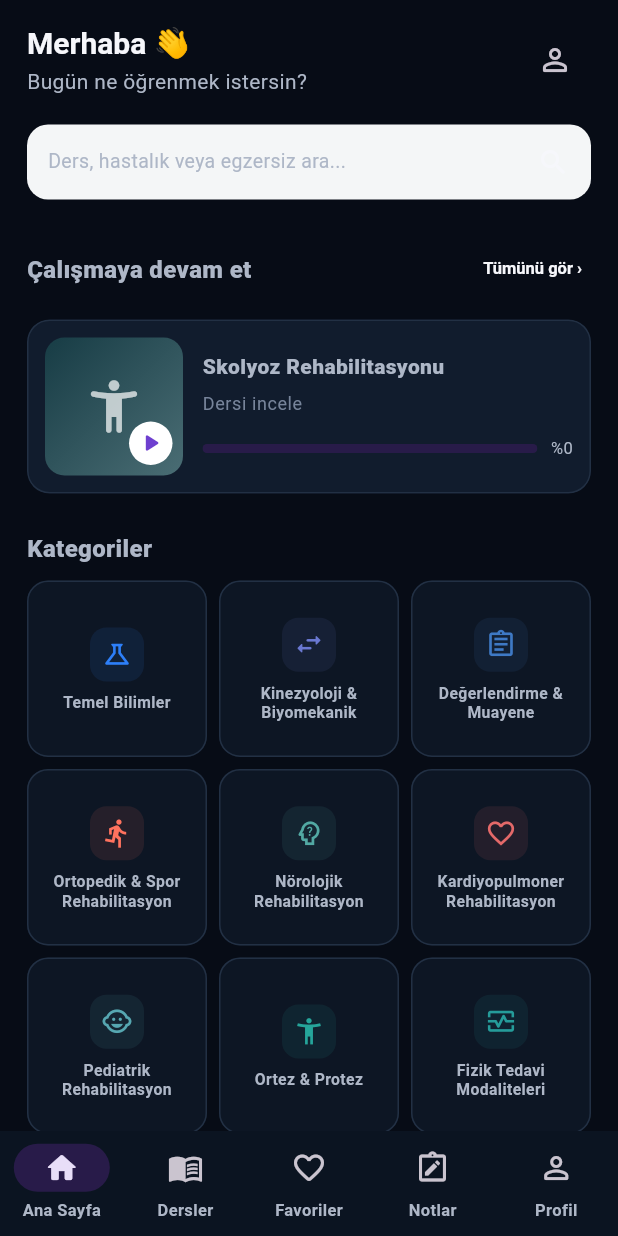
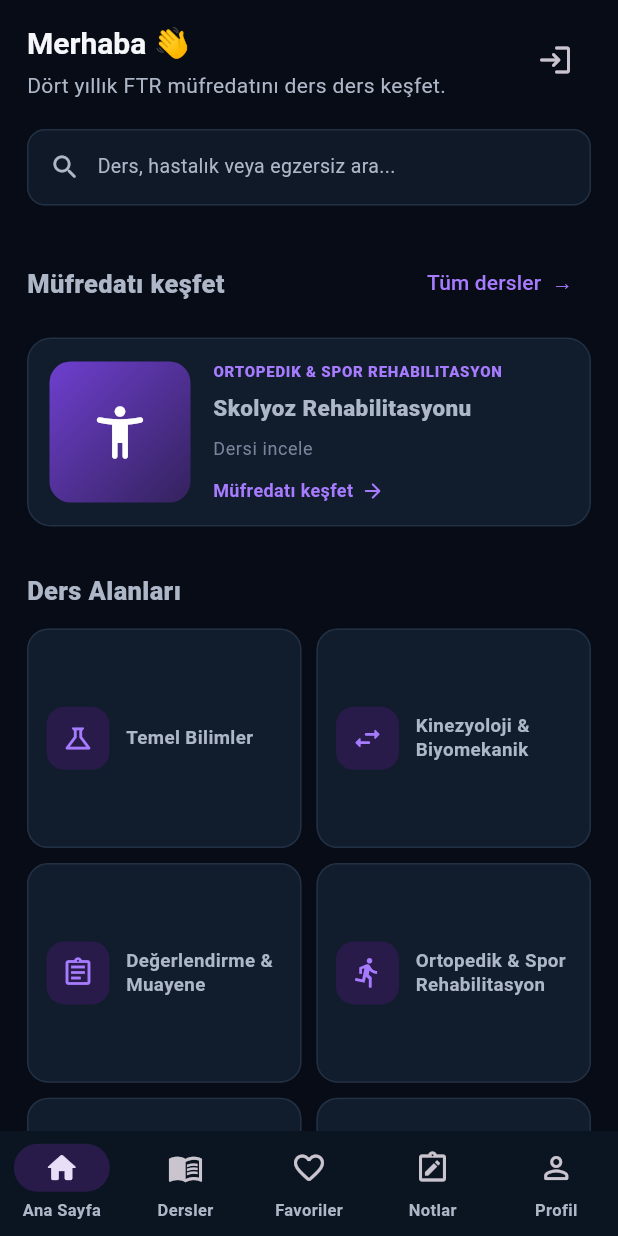
Before and after one commit to fztonurcan-cloud/FTR-Rebuild, a Flutter app: the screen it shows after launch, on a phone screen of 412 x 824 dp. Run offline on Flutter 3.47's test engine with Material 3 defaults, Android fonts, the phone set to English and light mode, and no system bars; our stand-ins replace flutter_html, flutter_riverpod, go_router, in_app_purchase, supabase_flutter; accounts and stored records are empty.

Commit message:
Align home dashboard with premium FTR Akademi reference

```diff
--- a/phase_04/ftr_app/lib/features/home/presentation/home_screen.dart
+++ b/phase_04/ftr_app/lib/features/home/presentation/home_screen.dart
@@ -2,6 +2,7 @@ import 'package:flutter/material.dart';
 import 'package:flutter_riverpod/flutter_riverpod.dart';
 import 'package:go_router/go_router.dart';
 
+import '../../../core/navigation/content_route.dart';
 import '../../../core/theme/app_colors.dart';
 import '../../../core/widgets/category_visuals.dart';
 import '../../../data/providers.dart';
@@ -16,53 +17,78 @@ class HomeScreen extends ConsumerWidget {
     final categories = ref.watch(categoriesProvider);
     final featured = ref.watch(featuredContentsProvider);
     final user = ref.watch(authUserProvider).value;
+    final isDesktop = MediaQuery.sizeOf(context).width >= 1040;
 
     return SafeArea(
       child: ListView(
-        padding: const EdgeInsets.fromLTRB(18, 16, 18, 28),
+        padding: EdgeInsets.fromLTRB(
+          isDesktop ? 36 : 18,
+          isDesktop ? 34 : 16,
+          isDesktop ? 36 : 18,
+          32,
+        ),
+        children: [
+          Center(
+            child: ConstrainedBox(
+              constraints: const BoxConstraints(maxWidth: 1240),
+              child: Column(
+                crossAxisAlignment: CrossAxisAlignment.stretch,
                 children: [
                   _GreetingHeader(
                     signedIn: user != null,
-            onBell: () => context.go('/profile'),
+                    isDesktop: isDesktop,
+                    onProfile: () => context.go('/profile'),
                   ),
+                  if (!isDesktop) ...[
                     const SizedBox(height: 18),
                     _SearchBar(onTap: () => context.go('/search')),
-          const SizedBox(height: 22),
+                  ],
+                  const SizedBox(height: 28),
                   _SectionTitle(
-            title: 'Çalışmaya devam et',
+                    title: user != null ? 'Çalışmaya devam et' : 'Müfredatı keşfet',
+                    action: 'Tüm dersler',
+                    onAction: () => context.go('/courses'),
+                  ),
+                  const SizedBox(height: 12),
+                  featured.when(
+                    data: (items) => items.isEmpty
+                        ? const _EmptyCard(text: 'Henüz gösterilecek bir ders yok.')
+                        : _ContinueCard(item: items.first, signedIn: user != null),
+                    loading: () => const _LoadingCard(height: 132),
+                    error: (_, __) =>
+                        const _EmptyCard(text: 'Dersler şu anda yüklenemedi.'),
+                  ),
+                  const SizedBox(height: 30),
+                  const _SectionTitle(title: 'Ders Alanları'),
+                  const SizedBox(height: 12),
+                  categories.when(
+                    data: (items) =>
+                        _CategoryGrid(items: items.take(12).toList(growable: false)),
+                    loading: () => const _LoadingCard(height: 280),
+                    error: (_, __) => const _EmptyCard(
+                      text: 'Ders alanları şu anda yüklenemedi.',
+                    ),
+                  ),
+                  const SizedBox(height: 30),
+                  _SectionTitle(
+                    title: 'Öne çıkan konular',
                     action: 'Tümünü gör',
                     onAction: () => context.go('/courses'),
                   ),
-          const SizedBox(height: 10),
-          featured.when(
-            data: (items) => items.isEmpty
-                ? const _EmptyCard(text: 'Henüz devam edilecek bir ders yok.')
-                : _ContinueCard(item: items.first, signedIn: user != null),
-            loading: () => const _LoadingCard(height: 126),
-            error: (_, __) => const _EmptyCard(text: 'Dersler şu anda yüklenemedi.'),
-          ),
-          const SizedBox(height: 24),
-          const _SectionTitle(title: 'Kategoriler'),
-          const SizedBox(height: 10),
-          categories.when(
-            data: (items) => _CategoryGrid(items: items.take(9).toList(growable: false)),
-            loading: () => const _LoadingCard(height: 280),
-            error: (_, __) => const _EmptyCard(text: 'Kategoriler şu anda yüklenemedi.'),
-          ),
-          const SizedBox(height: 24),
-          _SectionTitle(
-            title: 'Popüler Konular',
-            action: 'Tümünü gör',
-            onAction: () => context.go('/courses'),
-          ),
-          const SizedBox(height: 10),
+                  const SizedBox(height: 12),
                   featured.when(
                     data: (items) => _PopularTopics(items: items),
-            loading: () => const _LoadingCard(height: 130),
-            error: (_, __) => const _EmptyCard(text: 'Popüler içerikler yüklenemedi.'),
+                    loading: () => const _LoadingCard(height: 154),
+                    error: (_, __) => const _EmptyCard(
+                      text: 'Öne çıkan içerikler yüklenemedi.',
                     ),
-          const SizedBox(height: 20),
+                  ),
+                  const SizedBox(height: 26),
                   _PremiumStrip(onTap: () => context.push('/premium')),
+                ],
+              ),
+            ),
+          ),
         ],
       ),
     );
@@ -70,9 +96,15 @@ class HomeScreen extends ConsumerWidget {
 }
 
 class _GreetingHeader extends StatelessWidget {
-  const _GreetingHeader({required this.signedIn, required this.onBell});
+  const _GreetingHeader({
+    required this.signedIn,
+    required this.isDesktop,
+    required this.onProfile,
+  });
+
   final bool signedIn;
-  final VoidCallback onBell;
+  final bool isDesktop;
+  final VoidCallback onProfile;
 
   @override
   Widget build(BuildContext context) => Row(
@@ -82,19 +114,29 @@ class _GreetingHeader extends StatelessWidget {
             child: Column(
               crossAxisAlignment: CrossAxisAlignment.start,
               children: [
-                Text('Merhaba 👋', style: Theme.of(context).textTheme.titleLarge),
-                const SizedBox(height: 2),
                 Text(
-                  signedIn ? 'Kaldığın yerden devam edelim.' : 'Bugün ne öğrenmek istersin?',
+                  isDesktop ? 'FTR Akademi' : 'Merhaba 👋',
+                  style: isDesktop
+                      ? Theme.of(context).textTheme.headlineLarge
+                      : Theme.of(context).textTheme.titleLarge,
+                ),
+                const SizedBox(height: 5),
+                Text(
+                  signedIn
+                      ? 'Dört yıllık FTR öğrenme yolunda kaldığın yerden devam et.'
+                      : 'Dört yıllık FTR müfredatını ders ders keşfet.',
                   style: Theme.of(context).textTheme.bodyMedium,
                 ),
               ],
             ),
           ),
+          if (!isDesktop)
             IconButton(
-            tooltip: signedIn ? 'Hesap ve bildirimler' : 'Giriş yap',
-            onPressed: onBell,
-            icon: Icon(signedIn ? Icons.notifications_none_rounded : Icons.person_outline_rounded),
+              tooltip: signedIn ? 'Profil' : 'Giriş yap',
+              onPressed: onProfile,
+              icon: Icon(
+                signedIn ? Icons.person_outline_rounded : Icons.login_rounded,
+              ),
             ),
         ],
       );
@@ -106,22 +148,34 @@ class _SearchBar extends StatelessWidget {
 
   @override
   Widget build(BuildContext context) => Material(
-        color: const Color(0xFFF4F6F7),
-        borderRadius: BorderRadius.circular(14),
+        color: AppColors.surfaceSoft,
+        borderRadius: BorderRadius.circular(12),
         child: InkWell(
-          borderRadius: BorderRadius.circular(14),
+          borderRadius: BorderRadius.circular(12),
           onTap: onTap,
-          child: const Padding(
-            padding: EdgeInsets.symmetric(horizontal: 14, vertical: 14),
-            child: Row(
+          child: Container(
+            padding: const EdgeInsets.symmetric(horizontal: 14, vertical: 14),
+            decoration: BoxDecoration(
+              borderRadius: BorderRadius.circular(12),
+              border: Border.all(color: AppColors.border),
+            ),
+            child: const Row(
               children: [
+                Icon(
+                  Icons.search_rounded,
+                  size: 21,
+                  color: AppColors.textSecondary,
+                ),
+                SizedBox(width: 11),
                 Expanded(
                   child: Text(
                     'Ders, hastalık veya egzersiz ara...',
-                    style: TextStyle(color: AppColors.textSecondary, fontSize: 13),
+                    style: TextStyle(
+                      color: AppColors.textSecondary,
+                      fontSize: 13,
                     ),
                   ),
-                Icon(Icons.search_rounded, size: 22, color: AppColors.textPrimary),
+                ),
               ],
             ),
           ),
@@ -141,18 +195,13 @@ class _SectionTitle extends StatelessWidget {
           Expanded(
             child: Text(
               title,
-              style: const TextStyle(fontSize: 16, fontWeight: FontWeight.w800),
+              style: const TextStyle(fontSize: 17, fontWeight: FontWeight.w800),
             ),
           ),
           if (action != null)
             TextButton(
               onPressed: onAction,
-              style: TextButton.styleFrom(
-                foregroundColor: AppColors.textPrimary,
-                padding: const EdgeInsets.symmetric(horizontal: 6),
-                textStyle: const TextStyle(fontSize: 11, fontWeight: FontWeight.w600),
-              ),
-              child: Text('$action ›'),
+              child: Text('$action  →'),
             ),
         ],
       );
@@ -165,61 +214,75 @@ class _ContinueCard extends ConsumerWidget {
 
   @override
   Widget build(BuildContext context, WidgetRef ref) {
-    final progress = signedIn ? ref.watch(contentProgressProvider(item.id)) : const AsyncData(0.0);
+    final progress = signedIn
+        ? ref.watch(contentProgressProvider(item.id))
+        : const AsyncData(0.0);
     final value = progress.value ?? 0.0;
-    return Card(
-      clipBehavior: Clip.antiAlias,
+
+    return Container(
+      decoration: BoxDecoration(
+        color: AppColors.surfaceRaised,
+        borderRadius: BorderRadius.circular(16),
+        border: Border.all(color: AppColors.border),
+      ),
       child: InkWell(
-        onTap: () => context.push('/content/${item.id}'),
+        borderRadius: BorderRadius.circular(16),
+        onTap: () => context.push(routeForContent(item)),
         child: Padding(
-          padding: const EdgeInsets.all(12),
+          padding: const EdgeInsets.all(14),
           child: Row(
             children: [
               Container(
-                width: 92,
-                height: 92,
+                width: 94,
+                height: 94,
                 decoration: BoxDecoration(
-                  borderRadius: BorderRadius.circular(13),
+                  borderRadius: BorderRadius.circular(14),
                   gradient: const LinearGradient(
                     begin: Alignment.topLeft,
                     end: Alignment.bottomRight,
-                    colors: [Color(0xFF173C45), Color(0xFF4A6D74)],
+                    colors: [AppColors.primary700, Color(0xFF34225D)],
                   ),
                 ),
-                child: Stack(
-                  alignment: Alignment.center,
-                  children: [
-                    const Icon(Icons.accessibility_new_rounded, color: Colors.white70, size: 42),
-                    Positioned(
-                      right: 7,
-                      bottom: 7,
-                      child: Container(
-                        width: 29,
-                        height: 29,
-                        decoration: const BoxDecoration(color: Colors.white, shape: BoxShape.circle),
-                        child: const Icon(Icons.play_arrow_rounded, color: AppColors.primary700, size: 20),
+                child: const Icon(
+                  Icons.accessibility_new_rounded,
+                  color: Colors.white,
+                  size: 42,
                 ),
               ),
-                  ],
-                ),
-              ),
-              const SizedBox(width: 13),
+              const SizedBox(width: 15),
               Expanded(
                 child: Column(
                   crossAxisAlignment: CrossAxisAlignment.start,
                   children: [
+                    if (item.category.trim().isNotEmpty)
+                      Text(
+                        item.category.toUpperCase(),
+                        maxLines: 1,
+                        overflow: TextOverflow.ellipsis,
+                        style: const TextStyle(
+                          color: AppColors.primary500,
+                          fontSize: 10,
+                          fontWeight: FontWeight.w800,
+                          letterSpacing: .5,
+                        ),
+                      ),
+                    if (item.category.trim().isNotEmpty) const SizedBox(height: 5),
                     Text(
                       item.title,
                       maxLines: 2,
                       overflow: TextOverflow.ellipsis,
-                      style: const TextStyle(fontWeight: FontWeight.w800, fontSize: 14),
+                      style: const TextStyle(
+                        fontWeight: FontWeight.w800,
+                        fontSize: 15,
                       ),
-                    const SizedBox(height: 5),
+                    ),
+                    const SizedBox(height: 7),
                     Text(
                       signedIn ? 'Kaldığın yerden devam et' : 'Dersi incele',
                       style: Theme.of(context).textTheme.bodySmall,
                     ),
-                    const SizedBox(height: 13),
+                    if (signedIn) ...[
+                      const SizedBox(height: 12),
                       Row(
                         children: [
                           Expanded(
@@ -227,15 +290,39 @@ class _ContinueCard extends ConsumerWidget {
                               borderRadius: BorderRadius.circular(8),
                               child: LinearProgressIndicator(
                                 value: value.clamp(0.0, 1.0),
-                              minHeight: 6,
-                              backgroundColor: AppColors.primary100,
+                                minHeight: 5,
                               ),
                             ),
                           ),
-                        const SizedBox(width: 9),
-                        Text('%${(value * 100).round()}', style: const TextStyle(fontSize: 11)),
+                          const SizedBox(width: 10),
+                          Text(
+                            '%${(value * 100).round()}',
+                            style: const TextStyle(fontSize: 11),
+                          ),
                         ],
                       ),
+                    ] else ...[
+                      const SizedBox(height: 11),
+                      const Row(
+                        mainAxisSize: MainAxisSize.min,
+                        children: [
+                          Text(
+                            'Müfredatı keşfet',
+                            style: TextStyle(
+                              color: AppColors.primary500,
+                              fontSize: 12,
+                              fontWeight: FontWeight.w700,
+                            ),
+                          ),
+                          SizedBox(width: 5),
+                          Icon(
+                            Icons.arrow_forward_rounded,
+                            size: 16,
+                            color: AppColors.primary500,
+                          ),
+                        ],
+                      ),
+                    ],
                   ],
                 ),
               ),
@@ -254,54 +341,74 @@ class _CategoryGrid extends StatelessWidget {
   @override
   Widget build(BuildContext context) {
     if (items.isEmpty) return const _EmptyCard(text: 'Henüz kategori bulunmuyor.');
+
+    return LayoutBuilder(
+      builder: (context, constraints) {
+        final columns = constraints.maxWidth >= 980
+            ? 4
+            : constraints.maxWidth >= 620
+                ? 3
+                : 2;
         return GridView.builder(
           shrinkWrap: true,
           physics: const NeverScrollableScrollPhysics(),
-      gridDelegate: const SliverGridDelegateWithFixedCrossAxisCount(
-        crossAxisCount: 3,
-        crossAxisSpacing: 8,
-        mainAxisSpacing: 8,
-        childAspectRatio: 1.02,
+          gridDelegate: SliverGridDelegateWithFixedCrossAxisCount(
+            crossAxisCount: columns,
+            crossAxisSpacing: 10,
+            mainAxisSpacing: 10,
+            childAspectRatio: columns >= 4 ? 1.8 : 1.25,
           ),
           itemCount: items.length,
           itemBuilder: (context, index) {
             final item = items[index];
             final visual = categoryVisualFor(item.name);
             return Material(
-          color: AppColors.surface,
+              color: AppColors.surfaceRaised,
               shape: RoundedRectangleBorder(
                 borderRadius: BorderRadius.circular(14),
                 side: const BorderSide(color: AppColors.border),
               ),
               child: InkWell(
                 borderRadius: BorderRadius.circular(14),
-            onTap: () => context.push('/courses/${item.slug}?name=${Uri.encodeQueryComponent(item.name)}'),
+                onTap: () => context.push(
+                  '/courses/${item.slug}?name=${Uri.encodeQueryComponent(item.name)}',
+                ),
                 child: Padding(
-              padding: const EdgeInsets.fromLTRB(8, 11, 8, 9),
-              child: Column(
-                mainAxisAlignment: MainAxisAlignment.center,
+                  padding: const EdgeInsets.all(13),
+                  child: Row(
                     children: [
                       Container(
-                    width: 36,
-                    height: 36,
+                        width: 42,
+                        height: 42,
                         decoration: BoxDecoration(
-                      color: visual.tint.withValues(alpha: .10),
-                      borderRadius: BorderRadius.circular(11),
+                          color: AppColors.primary100,
+                          borderRadius: BorderRadius.circular(12),
                         ),
-                    child: Icon(visual.icon, color: visual.tint, size: 21),
+                        child: Icon(
+                          visual.icon,
+                          color: AppColors.primary500,
+                          size: 22,
                         ),
-                  const SizedBox(height: 8),
-                  Text(
+                      ),
+                      const SizedBox(width: 11),
+                      Expanded(
+                        child: Text(
                           item.name,
                           maxLines: 2,
-                    textAlign: TextAlign.center,
                           overflow: TextOverflow.ellipsis,
-                    style: const TextStyle(fontSize: 10.5, height: 1.2, fontWeight: FontWeight.w700),
+                          style: const TextStyle(
+                            fontSize: 12.5,
+                            height: 1.25,
+                            fontWeight: FontWeight.w700,
+                          ),
+                        ),
                       ),
                     ],
                   ),
                 ),
               ),
+            );
+          },
         );
       },
     );
@@ -315,45 +422,54 @@ class _PopularTopics extends StatelessWidget {
   @override
   Widget build(BuildContext context) {
     if (items.isEmpty) return const _EmptyCard(text: 'Henüz öne çıkan içerik yok.');
+    final visible = items.take(6).toList(growable: false);
     return SizedBox(
-      height: 150,
+      height: 156,
       child: ListView.separated(
         scrollDirection: Axis.horizontal,
-        itemCount: items.take(6).length,
+        itemCount: visible.length,
         separatorBuilder: (_, __) => const SizedBox(width: 10),
         itemBuilder: (context, index) {
-          final item = items[index];
+          final item = visible[index];
           return SizedBox(
-            width: 132,
-            child: Card(
-              clipBehavior: Clip.antiAlias,
+            width: 190,
+            child: Material(
+              color: AppColors.surfaceRaised,
+              borderRadius: BorderRadius.circular(14),
               child: InkWell(
-                onTap: () => context.push('/content/${item.id}'),
+                borderRadius: BorderRadius.circular(14),
+                onTap: () => context.push(routeForContent(item)),
+                child: Container(
+                  decoration: BoxDecoration(
+                    borderRadius: BorderRadius.circular(14),
+                    border: Border.all(color: AppColors.border),
+                  ),
+                  padding: const EdgeInsets.all(14),
                   child: Column(
-                  crossAxisAlignment: CrossAxisAlignment.stretch,
+                    crossAxisAlignment: CrossAxisAlignment.start,
                     children: [
-                    Container(
-                      height: 72,
-                      color: AppColors.primary50,
-                      alignment: Alignment.center,
-                      child: Icon(
-                        item.premium ? Icons.workspace_premium_outlined : Icons.health_and_safety_outlined,
-                        color: item.premium ? AppColors.premium : AppColors.primary600,
-                        size: 31,
+                      Icon(
+                        item.isQuiz
+                            ? Icons.quiz_outlined
+                            : Icons.menu_book_outlined,
+                        color: item.premium
+                            ? AppColors.premium
+                            : AppColors.primary500,
+                        size: 26,
                       ),
-                    ),
-                    Expanded(
-                      child: Padding(
-                        padding: const EdgeInsets.all(9),
-                        child: Text(
+                      const Spacer(),
+                      Text(
                         item.title,
                         maxLines: 3,
                         overflow: TextOverflow.ellipsis,
-                          style: const TextStyle(fontSize: 10.5, height: 1.2, fontWeight: FontWeight.w700),
-                        ),
+                        style: const TextStyle(
+                          fontSize: 12.5,
+                          height: 1.3,
+                          fontWeight: FontWeight.w700,
                         ),
                       ),
                     ],
+                  ),
                 ),
               ),
             ),
@@ -370,27 +486,44 @@ class _PremiumStrip extends StatelessWidget {
 
   @override
   Widget build(BuildContext context) => Container(
-        padding: const EdgeInsets.all(16),
+        padding: const EdgeInsets.fromLTRB(18, 17, 16, 17),
         decoration: BoxDecoration(
-          color: AppColors.primary50,
-          borderRadius: BorderRadius.circular(18),
-          border: Border.all(color: AppColors.primary100),
+          gradient: const LinearGradient(
+            begin: Alignment.centerLeft,
+            end: Alignment.centerRight,
+            colors: [Color(0xFF17132B), Color(0xFF211842)],
+          ),
+          borderRadius: BorderRadius.circular(15),
+          border: Border.all(color: AppColors.primary700),
         ),
         child: Row(
           children: [
-            const Icon(Icons.workspace_premium_rounded, color: AppColors.premium, size: 31),
-            const SizedBox(width: 12),
+            const Icon(
+              Icons.workspace_premium_rounded,
+              color: AppColors.premium,
+              size: 30,
+            ),
+            const SizedBox(width: 13),
             const Expanded(
               child: Column(
                 crossAxisAlignment: CrossAxisAlignment.start,
                 children: [
-                  Text('Premium ile tüm içeriklere eriş', style: TextStyle(fontWeight: FontWeight.w800)),
+                  Text(
+                    'FTR Akademi Premium',
+                    style: TextStyle(fontWeight: FontWeight.w800),
+                  ),
                   SizedBox(height: 3),
-                  Text('Sınavlara hazırlan, bilgini bir adım öne taşı.', style: TextStyle(fontSize: 11, color: AppColors.textSecondary)),
+                  Text(
+                    'Dört yıllık ders içeriği, görsel öğrenme ve sınav hazırlığı tek yerde.',
+                    style: TextStyle(
+                      fontSize: 11.5,
+                      color: AppColors.textSecondary,
+                    ),
+                  ),
                 ],
               ),
             ),
-            TextButton(onPressed: onTap, child: const Text('Keşfet')),
+            TextButton(onPressed: onTap, child: const Text('İncele')),
           ],
         ),
       );
@@ -399,6 +532,7 @@ class _PremiumStrip extends StatelessWidget {
 class _LoadingCard extends StatelessWidget {
   const _LoadingCard({required this.height});
   final double height;
+
   @override
   Widget build(BuildContext context) => SizedBox(
         height: height,
@@ -409,11 +543,15 @@ class _LoadingCard extends StatelessWidget {
 class _EmptyCard extends StatelessWidget {
   const _EmptyCard({required this.text});
   final String text;
+
   @override
-  Widget build(BuildContext context) => Card(
-        child: Padding(
+  Widget build(BuildContext context) => Container(
         padding: const EdgeInsets.all(18),
+        decoration: BoxDecoration(
+          color: AppColors.surfaceRaised,
+          borderRadius: BorderRadius.circular(14),
+          border: Border.all(color: AppColors.border),
+        ),
         child: Text(text, style: Theme.of(context).textTheme.bodyMedium),
-        ),
       );
 }
```
Lines whose indentation alone changed are shown as unchanged.
